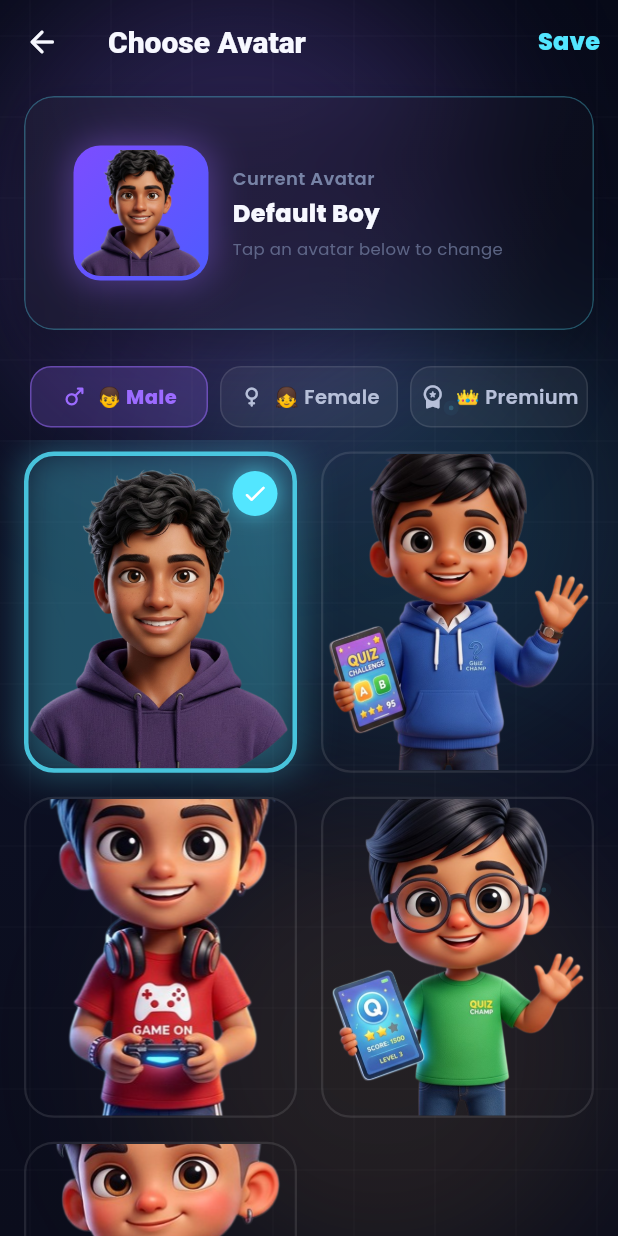
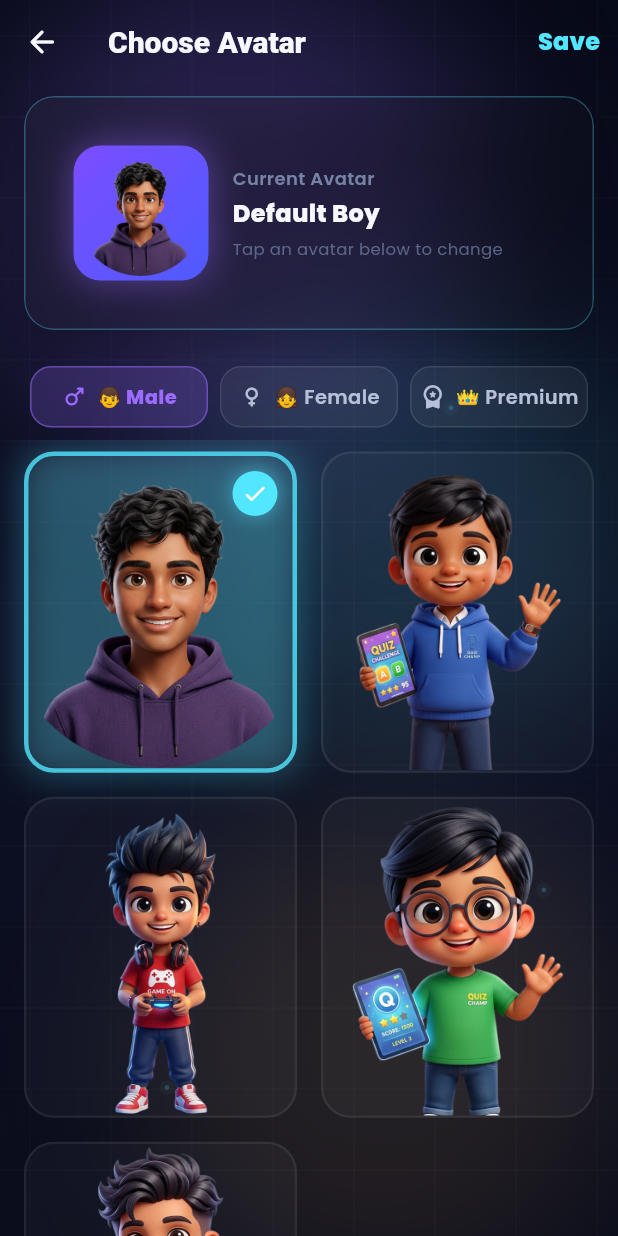
Before and after one commit to Keshab1997/quizbaaz-flutter, a Flutter app: the screen it shows after launch, item 5 of the bottom bar chosen, after a tap on "Change Avatar", on a phone screen of 412 x 824 dp. Run offline on Flutter 3.47's test engine with Material 3 defaults, Android fonts, the phone set to English and light mode, and no system bars; our stand-ins replace cloud_firestore, confetti, firebase_auth, firebase_core, google_fonts, google_sign_in and 2 more; accounts and stored records are empty.

Commit message:
Fix avatar images getting head cropped - use BoxFit.contain
- Changed BoxFit.cover to BoxFit.contain in Profile screen
- Changed BoxFit.cover to BoxFit.contain in Avatar Selection screen
- Now full avatar image is visible without cropping

```diff
--- a/lib/presentation/screens/profile/avatar_selection_screen.dart
+++ b/lib/presentation/screens/profile/avatar_selection_screen.dart
@@ -118,7 +118,7 @@ class _AvatarSelectionScreenState extends State<AvatarSelectionScreen> {
                     borderRadius: BorderRadius.circular(15),
                     child: Image.asset(
                       currentAvatar,
-                      fit: BoxFit.cover,
+                      fit: BoxFit.contain,
                       width: 84,
                       height: 84,
                       errorBuilder: (_, __, ___) => const Icon(
@@ -347,15 +347,18 @@ class _AvatarSelectionScreenState extends State<AvatarSelectionScreen> {
             fit: StackFit.expand,
             children: [
               // Avatar Image (full image, no circle crop)
-              Image.asset(
+              Container(
+                color: Colors.white.withValues(alpha: 0.03),
+                child: Image.asset(
                   avatar,
-                fit: BoxFit.cover,
+                  fit: BoxFit.contain,
                   errorBuilder: (_, __, ___) => Container(
                     color: Colors.white.withValues(alpha: 0.05),
                     child: const Icon(
                       Icons.person_rounded,
                       color: AppColors.textMuted,
                       size: 50,
+                    ),
                   ),
                 ),
               ),
--- a/lib/presentation/screens/profile/profile_screen.dart
+++ b/lib/presentation/screens/profile/profile_screen.dart
@@ -70,10 +70,10 @@ class ProfileScreen extends StatelessWidget {
                           child: user.hasGoogleAvatar
                               ? Image.network(
                                   user.avatarUrl!,
-                                  fit: BoxFit.cover,
+                                  fit: BoxFit.contain,
                                   errorBuilder: (_, __, ___) => Image.asset(
                                     user.effectiveAvatar,
-                                    fit: BoxFit.cover,
+                                    fit: BoxFit.contain,
                                   ),
                                   loadingBuilder: (ctx, child, progress) =>
                                       progress == null
@@ -84,7 +84,7 @@ class ProfileScreen extends StatelessWidget {
                                 )
                               : Image.asset(
                                   user.effectiveAvatar,
-                                  fit: BoxFit.cover,
+                                  fit: BoxFit.contain,
                                   errorBuilder: (context, error, stackTrace) =>
                                       const Icon(Icons.person,
                                           size: 60, color: Colors.white),
```
Lines whose indentation alone changed are shown as unchanged.
